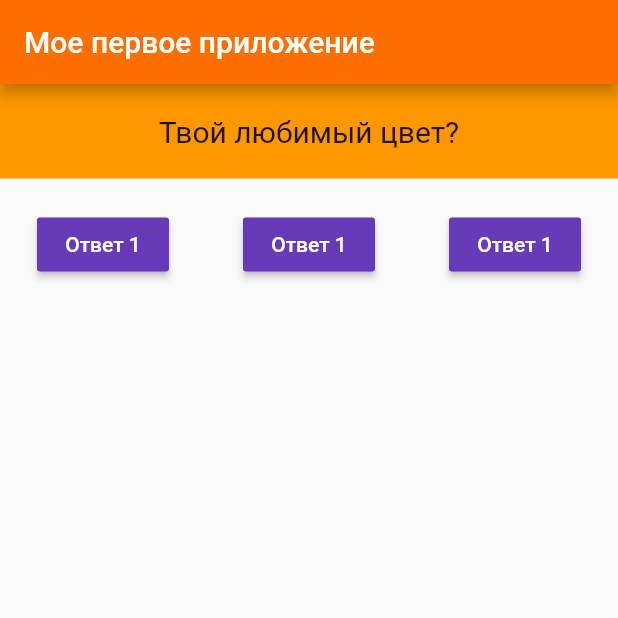
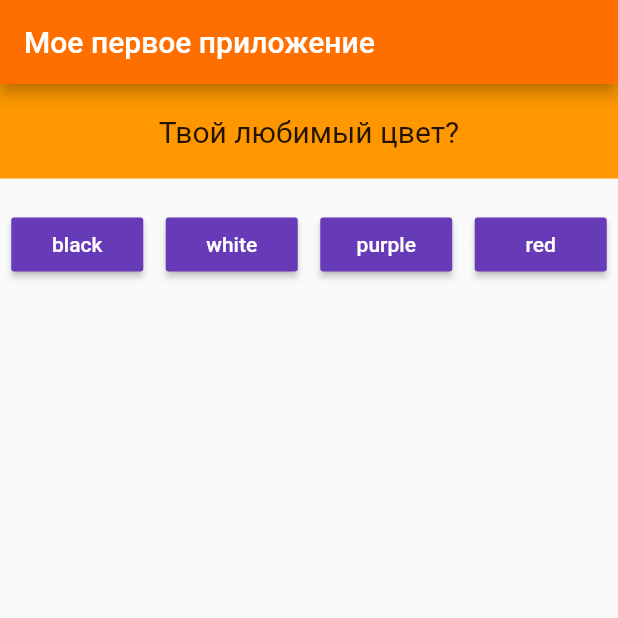
Before and after one commit to Russkazkin/flutter-app, a Flutter app: the screen it shows after launch, on a phone screen of 412 x 824 dp, the top half of it. Run offline on Flutter 3.47's test engine with Material 2 defaults, Android fonts, the phone set to English and light mode, and no system bars; missing offline and left inert: lipsum.

Commit message:
Add dinamic answers buttons text

```diff
--- a/lib/answer.dart
+++ b/lib/answer.dart
@@ -2,14 +2,15 @@ import 'package:flutter/material.dart';
 
 class Answer extends StatelessWidget {
   final Function answerHandler;
+  final String answerText;
 
-  Answer(this.answerHandler);
+  Answer(this.answerHandler, this.answerText);
   @override
   Widget build(BuildContext context) {
     return Container(
       child: RaisedButton(
         onPressed: answerHandler,
-        child: Text('Ответ 1'),
+        child: Text(answerText),
         color: Colors.deepPurple,
         textColor: Colors.white,
       ),
--- a/lib/main.dart
+++ b/lib/main.dart
@@ -25,7 +25,7 @@ class _MyAppState extends State<MyApp> {
     List<Map> questions = [
       {
         'questionText': 'Твой любимый цвет?',
-        'answers': ['black', 'white', 'purple', 'red', 'green', 'blue', 'orange'],
+        'answers': ['black', 'white', 'purple', 'red'],
       },
       {
         'questionText': 'Твой любимый питомец?',
@@ -47,11 +47,9 @@ class _MyAppState extends State<MyApp> {
             Question(
               questions[_questionIndex]['questionText'],
             ),
-            Row(mainAxisAlignment: MainAxisAlignment.spaceAround, children: [
-              Answer(_answerQuestion),
-              Answer(_answerQuestion),
-              Answer(_answerQuestion),
-            ]),
+            Row(mainAxisAlignment: MainAxisAlignment.spaceAround, children:
+            (questions[_questionIndex]['answers'] as List<String>).map((answer) => Answer(_answerQuestion, answer)).toList(),
+            ),
           ],
         ),
       ),
```
